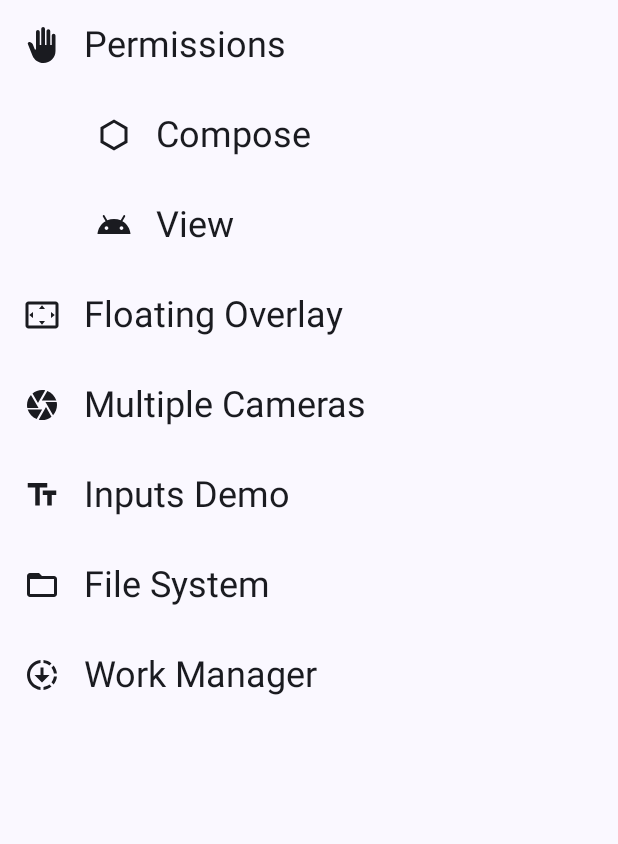
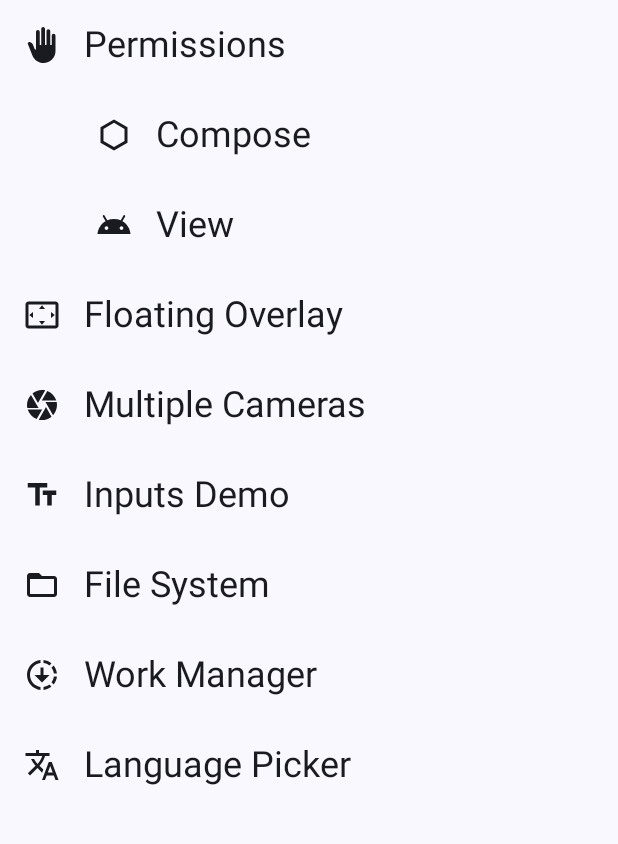
Before and after one commit to serhii-petrenko-dev/playground, an Android app built with Jetpack Compose: the screen it shows after launch (MainActivity), on a phone screen of 412 x 824 dp, the part 351-1195 px from its top. Run offline under Robolectric (Android 15) with nearby library versions, the phone set to English and light mode, and no system bars; our stand-ins replace Dagger/Hilt's generated code.

Commit message:
Per App Language

```diff
--- a/app/src/main/kotlin/io/xps/playground/MainActivity.kt
+++ b/app/src/main/kotlin/io/xps/playground/MainActivity.kt
@@ -2,6 +2,8 @@ package io.xps.playground
 
 import android.os.Bundle
 import androidx.appcompat.app.AppCompatActivity
+import androidx.compose.ui.graphics.Color
+import androidx.compose.ui.graphics.toArgb
 import androidx.core.view.WindowCompat
 import androidx.lifecycle.lifecycleScope
 import androidx.navigation.NavController
@@ -11,6 +13,8 @@ import dagger.hilt.android.AndroidEntryPoint
 import io.xps.playground.databinding.ActivityMainBinding
 import io.xps.playground.tools.NavigationDispatcher
 import javax.inject.Inject
+
+const val TRANSLUCENT_STATUS = 67108864
 
 @AndroidEntryPoint
 class MainActivity : AppCompatActivity() {
@@ -23,17 +27,21 @@ class MainActivity : AppCompatActivity() {
     private lateinit var navController: NavController
 
     override fun onCreate(savedInstanceState: Bundle?) {
-        applyEdgeToEdge()
         super.onCreate(savedInstanceState)
         binding = ActivityMainBinding.inflate(layoutInflater)
         setContentView(binding.root)
-
+        applyEdgeToEdge()
         initNavigation()
-        lifecycleScope.launchWhenResumed { observeNavigationCommands() }
+        lifecycleScope.launchWhenResumed {
+            observeNavigationCommands()
+        }
     }
 
     private fun applyEdgeToEdge() {
         WindowCompat.setDecorFitsSystemWindows(window, false)
+        window.clearFlags(TRANSLUCENT_STATUS)
+        window.statusBarColor = Color.Transparent.toArgb()
+        window.navigationBarColor = Color.Transparent.toArgb()
     }
 
     private fun initNavigation() {
--- a/app/src/main/kotlin/io/xps/playground/ui/feature/main/HomeFragment.kt
+++ b/app/src/main/kotlin/io/xps/playground/ui/feature/main/HomeFragment.kt
@@ -20,6 +20,7 @@ import androidx.compose.ui.draw.clip
 import androidx.compose.ui.graphics.Color
 import androidx.compose.ui.platform.ViewCompositionStrategy
 import androidx.compose.ui.res.painterResource
+import androidx.compose.ui.res.stringResource
 import androidx.compose.ui.unit.dp
 import androidx.fragment.app.Fragment
 import androidx.fragment.app.viewModels
@@ -67,13 +68,12 @@ class HomeFragment: Fragment(R.layout.fragment_compose) {
         onSearchQuery: (String) -> Unit
     ) {
         Scaffold(modifier = Modifier.fillMaxSize()) { contentPadding ->
-            Surface {
+            Surface(modifier = Modifier.padding(bottom = contentPadding.calculateBottomPadding())) {
                 val keyboardIsOpen = keyboardAsState()
                 val scrollState = rememberLazyListState()
                 val scope = rememberCoroutineScope()
                 LazyColumn(
                     modifier = Modifier.imePadding(),
-                    contentPadding = contentPadding,
                     state = scrollState
                 ) {
                     item {
@@ -154,13 +154,13 @@ class HomeFragment: Fragment(R.layout.fragment_compose) {
                verticalArrangement = Arrangement.Center
            ) {
                Text(
-                   text = destination.name,
+                   text = stringResource(id = destination.name),
                    style = MaterialTheme.typography.bodyMedium,
                )
                if(destination.hint.isNotBlank()){
                    Text(
                        modifier = Modifier.alpha(0.7f),
-                       text = destination.name,
+                       text = stringResource(id = destination.name),
                        style = MaterialTheme.typography.bodySmall
                    )
                }
--- a/app/src/main/kotlin/io/xps/playground/ui/feature/main/HomeViewModel.kt
+++ b/app/src/main/kotlin/io/xps/playground/ui/feature/main/HomeViewModel.kt
@@ -2,6 +2,7 @@ package io.xps.playground.ui.feature.main
 
 import androidx.annotation.DrawableRes
 import androidx.annotation.IdRes
+import androidx.annotation.StringRes
 import androidx.lifecycle.SavedStateHandle
 import androidx.lifecycle.ViewModel
 import dagger.hilt.android.lifecycle.HiltViewModel
@@ -13,9 +14,9 @@ import javax.inject.Inject
 class HomeViewModel @Inject constructor(
     private val navigationDispatcher: NavigationDispatcher,
     private val handle: SavedStateHandle
-    ) : ViewModel() {
+) : ViewModel() {
 
-    val items = boostrapNavigation()
+    val items by lazy { boostrapNavigation() }
 
     private val searchKey = "search"
     val searchQuery = handle.getStateFlow(searchKey, "")
@@ -34,23 +35,25 @@ class HomeViewModel @Inject constructor(
     private fun boostrapNavigation(): List<Destination> {
         val destinations = mutableListOf<Destination>()
 
-        val element = Destination(id = R.id.goPermissions, name = "Permissions", drawableRes = R.drawable.ic_hand)
+        val element = Destination(id = R.id.goPermissions, name = R.string.permissions, drawableRes = R.drawable.ic_hand)
         destinations.add(element)
-        destinations.add(Destination(id = R.id.goPermissions, name = "Compose", drawableRes = R.drawable.ic_hexagon, parent = element))
-        destinations.add(Destination(id = R.id.goPermissions, name = "View", drawableRes = R.drawable.ic_android, parent = element))
+        destinations.add(Destination(id = R.id.goPermissions, name = R.string.compose, drawableRes = R.drawable.ic_hexagon, parent = element))
+        destinations.add(Destination(id = R.id.goPermissions, name = R.string.view, drawableRes = R.drawable.ic_android, parent = element))
 
-        destinations.add(Destination(id = R.id.goOverlay, name = "Floating Overlay", drawableRes = R.drawable.ic_overlay))
-        destinations.add(Destination(id = R.id.goMultiCam, name = "Multiple Cameras", drawableRes = R.drawable.ic_camera_multi))
-        destinations.add(Destination(id = R.id.goInputsDemo, name = "Inputs Demo", drawableRes = R.drawable.ic_text_fields))
-        destinations.add(Destination(id = R.id.goFileSystem, name = "File System", drawableRes = R.drawable.ic_folder))
-        destinations.add(Destination(id = R.id.goWorkManager, name = "Work Manager", drawableRes = R.drawable.ic_downloading))
+        destinations.add(Destination(id = R.id.goOverlay, name = R.string.floating_overlay, drawableRes = R.drawable.ic_overlay))
+        destinations.add(Destination(id = R.id.goMultiCam, name = R.string.multiple_cameras, drawableRes = R.drawable.ic_camera_multi))
+        destinations.add(Destination(id = R.id.goInputsDemo, name = R.string.inputs_demo, drawableRes = R.drawable.ic_text_fields))
+        destinations.add(Destination(id = R.id.goFileSystem, name = R.string.file_system, drawableRes = R.drawable.ic_folder))
+        destinations.add(Destination(id = R.id.goWorkManager, name = R.string.work_manager, drawableRes = R.drawable.ic_downloading))
+        destinations.add(Destination(id = R.id.goLanguagePicker, name = R.string.language_picker, drawableRes = R.drawable.ic_translate))
 
         return destinations
     }
 
     data class Destination(
         @IdRes val id: Int?,
-        val name: String,
+        @StringRes
+        val name: Int,
         val hint: String = "",
         @DrawableRes val drawableRes: Int,
         val parent: Destination? = null
--- a/app/src/main/kotlin/io/xps/playground/ui/feature/workmanager/WorkManagerFragment.kt
+++ b/app/src/main/kotlin/io/xps/playground/ui/feature/workmanager/WorkManagerFragment.kt
@@ -86,7 +86,7 @@ class WorkManagerFragment: Fragment(R.layout.fragment_compose) {
                     onClick = {
                         val actionView = Intent(Intent.ACTION_VIEW, outputUri)
                         if (actionView.resolveActivity(context.packageManager) != null){
-                            startActivity(actionVieww)
+                            startActivity(actionView)
                         }
                     },
                     content = { Text(text = "Watch Blured") }
--- /dev/null
+++ b/app/src/main/res/drawable/ic_translate.xml
@@ -0,0 +1,5 @@
+<vector android:height="24dp" android:tint="#FFFFFF"
+    android:viewportHeight="24" android:viewportWidth="24"
+    android:width="24dp" xmlns:android="http://schemas.android.com/apk/res/android">
+    <path android:fillColor="@android:color/white" android:pathData="M12.87,15.07l-2.54,-2.51 0.03,-0.03c1.74,-1.94 2.98,-4.17 3.71,-6.53L17,6L17,4h-7L10,2L8,2v2L1,4v1.99h11.17C11.5,7.92 10.44,9.75 9,11.35 8.07,10.32 7.3,9.19 6.69,8h-2c0.73,1.63 1.73,3.17 2.98,4.56l-5.09,5.02L4,19l5,-5 3.11,3.11 0.76,-2.04zM18.5,10h-2L12,22h2l1.12,-3h4.75L21,22h2l-4.5,-12zM15.88,17l1.62,-4.33L19.12,17h-3.24z"/>
+</vector>
--- a/app/src/main/res/navigation/main_graph.xml
+++ b/app/src/main/res/navigation/main_graph.xml
@@ -57,6 +57,14 @@
             app:popExitAnim="@anim/hide_to_right"
             app:popEnterAnim="@anim/show_from_left"/>
 
+        <action
+            android:id="@+id/goLanguagePicker"
+            app:destination="@+id/fragmentLanguagePicker"
+            app:enterAnim="@anim/show_from_right"
+            app:exitAnim="@anim/hide_to_left"
+            app:popExitAnim="@anim/hide_to_right"
+            app:popEnterAnim="@anim/show_from_left"/>
+
     </fragment>
 
     <fragment
@@ -89,5 +97,10 @@
         android:name="io.xps.playground.ui.feature.workmanager.WorkManagerFragment"
         tools:layout="@layout/fragment_compose"/>
 
+    <fragment
+        android:id="@+id/fragmentLanguagePicker"
+        android:name="io.xps.playground.ui.feature.languagepicker.LanguageFragment"
+        tools:layout="@layout/fragment_compose"/>
+
 
 </navigation>
--- a/app/src/main/res/values/strings.xml
+++ b/app/src/main/res/values/strings.xml
@@ -1,5 +1,19 @@
 <resources>
-    <string name="app_name">Playground</string>
+    <string name="app_name" translatable="false">Playground</string>
+
+    <string name="permissions">Permissions</string>
+    <string name="compose">Compose</string>
+    <string name="view">View</string>
+    <string name="floating_overlay">Floating Overlay</string>
+    <string name="multiple_cameras">Multiple Cameras</string>
+    <string name="inputs_demo">Inputs Demo</string>
+    <string name="file_system">File System</string>
+    <string name="work_manager">Work Manager</string>
+    <string name="language_picker">Language Picker</string>
+
     <string name="camera_permission">Grant camera permission</string>
-    <string name="camera_error">This device doesn\'t support Camera2 API.</string>
+    <string name="camera_error">This device does not support Camera2 API.</string>
+
+    <string name="ukr">Ukrainian</string>
+    <string name="eng">English</string>
 </resources>
--- /dev/null
+++ b/app/src/main/res/xml/locales_config.xml
@@ -0,0 +1,5 @@
+<?xml version="1.0" encoding="utf-8"?>
+<locale-config xmlns:android="http://schemas.android.com/apk/res/android">
+    <locale android:name="en"/>
+    <locale android:name="uk"/>
+</locale-config>
--- a/build.gradle.kts
+++ b/build.gradle.kts
@@ -4,9 +4,9 @@ buildscript {
         gradlePluginPortal()
     }
     dependencies {
-        classpath("com.android.tools.build:gradle:7.2.2")
-        classpath("com.google.dagger:hilt-android-gradle-plugin:2.43.2")
-        classpath("org.jetbrains.kotlin:kotlin-gradle-plugin:1.7.10")
+        classpath("com.android.tools.build:gradle:7.3.1")
+        classpath("org.jetbrains.kotlin:kotlin-gradle-plugin:1.7.21")
+        classpath("com.google.dagger:hilt-android-gradle-plugin:2.44")
     }
 }
 
```
Also changed, not shown: app/build.gradle.kts (+29 -27 lines), app/src/main/AndroidManifest.xml (+12 -2 lines), app/src/main/kotlin/io/xps/playground/ui/feature/base/BaseFragment.kt (+7 -0 lines), app/src/main/kotlin/io/xps/playground/ui/feature/languagepicker/LanguageFragment.kt (added, +104 -0 lines), gradle/wrapper/gradle-wrapper.properties, 1 other file.
